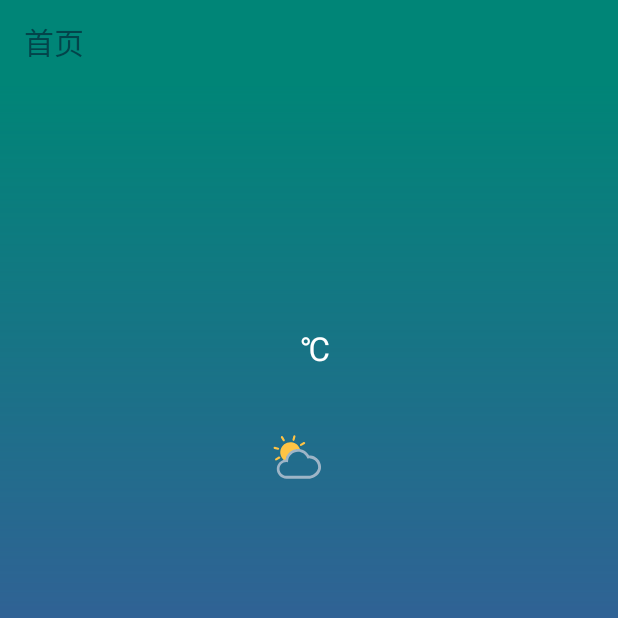
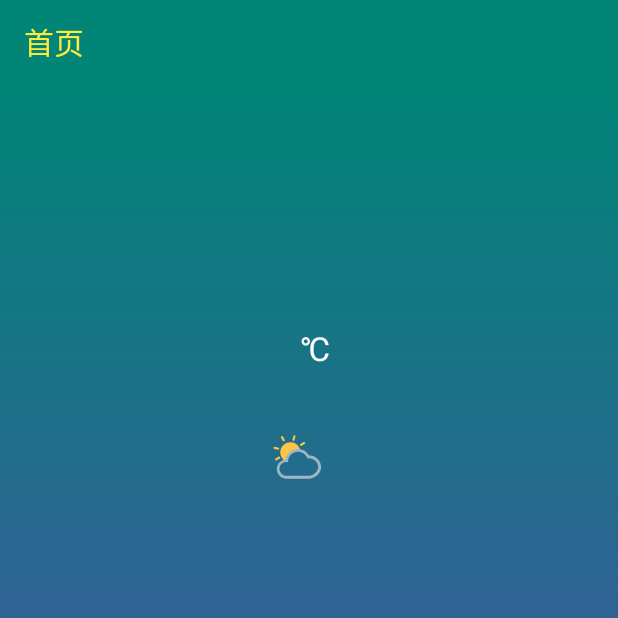
Before and after one commit to wmyasw/KotlinMvpDemo, an Android app: the screen it shows after launch (MainActivity), on a phone screen of 412 x 824 dp, the top half of it. Run offline under Robolectric (Android 15) with nearby library versions, the phone set to English and light mode, and no system bars; libraries missing offline, so code that uses them is left out: com.scwang.smartrefresh, com.tbruyelle.rxpermissions2, com.tencent.mm; plain views replace SmartRefreshLayout; 5 statements that could not run were skipped.

Commit message:
添加动画支持，让皮肤切换展示比较友好

```diff
--- a/app/src/main/AndroidManifest.xml
+++ b/app/src/main/AndroidManifest.xml
@@ -2,6 +2,7 @@
 <manifest xmlns:android="http://schemas.android.com/apk/res/android"
     package="com.wmy.kotlin.demo">
     <uses-permission android:name= "android.permission.ACCESS_FINE_LOCATION"/>
+    <uses-permission android:name= "android.permission.READ_EXTERNAL_STORAGE"/>
     <uses-permission android:name="android.permission.ACCESS_COARSE_LOCATION" />
     <uses-permission android:name="android.permission.ACCESS_NETWORK_STATE" />
     <uses-permission android:name="android.permission.CHANGE_WIFI_STATE" />
--- a/app/src/main/java/com/wmy/kotlin/demo/ui/MainActivity.kt
+++ b/app/src/main/java/com/wmy/kotlin/demo/ui/MainActivity.kt
@@ -31,6 +31,7 @@ class MainActivity : BaseActivity<HomeContract.Presenter<HomeContract.View>, Hom
         var rxPermission = RxPermissions(this)
         rxPermission.requestEach(Manifest.permission.ACCESS_FINE_LOCATION,
                 Manifest.permission.WRITE_EXTERNAL_STORAGE,
+                Manifest.permission.READ_EXTERNAL_STORAGE,
                 Manifest.permission.READ_CALENDAR,
                 Manifest.permission.READ_CALL_LOG,
                 Manifest.permission.READ_CONTACTS,
@@ -61,7 +62,7 @@ class MainActivity : BaseActivity<HomeContract.Presenter<HomeContract.View>, Hom
 //        setTitle("首页")
         toolbar.title="首页"
         setSupportActionBar(toolbar)
-
+        setData(null)
     }
 
 
@@ -70,7 +71,7 @@ class MainActivity : BaseActivity<HomeContract.Presenter<HomeContract.View>, Hom
         mPresenter.requestHomeData(location)
     }
 
-    fun setData(data: WeatherBean) {
+    fun setData(data: WeatherBean?) {
 //        panel_city_text.setText(data.getCity()?.name)
 //        panel_temp_now_text.setText(data.getForecast()!!.get(0).tempDay)
 //        panel_weather_desc_text.setText(data.getForecast()!!.get(0).conditionDay)
--- a/app/src/main/res/values/colors.xml
+++ b/app/src/main/res/values/colors.xml
@@ -2,6 +2,7 @@
 <resources>
     <color name="colorPrimary">#008577</color>
     <color name="colorPrimaryDark">#00574B</color>
-    <color name="colorAccent">#D81B60</color>
+    <color name="colorAccent">#FFEB3B</color>
+<!--    <color name="colorAccent">#902b2b</color>-->
     <color name="transparent">@android:color/transparent</color>
 </resources>
--- a/theme_lib/src/main/java/com/wmy/kotlin/mvvm/theme/SkinManager.kt
+++ b/theme_lib/src/main/java/com/wmy/kotlin/mvvm/theme/SkinManager.kt
@@ -10,7 +10,9 @@ import android.content.res.Resources
 import android.content.res.Resources.NotFoundException
 import android.graphics.drawable.Drawable
 import android.os.AsyncTask
+import android.os.Build
 import android.util.Log
+import androidx.annotation.RequiresApi
 import androidx.core.content.ContextCompat
 import com.wmy.kotlin.mvvm.theme.listener.ILoaderListener
 import com.wmy.kotlin.mvvm.theme.listener.ISkinLoader
@@ -46,8 +48,6 @@ class SkinManager private constructor() : ISkinLoader {
         private var isDefaultSkin = false
 
 
-
-
         //实现懒加载的线程安全
         val instance: SkinManager by lazy(mode = LazyThreadSafetyMode.SYNCHRONIZED) {
             SkinManager()
@@ -55,33 +55,52 @@ class SkinManager private constructor() : ISkinLoader {
 
 
     }
+
     fun init(app: Application) {
 
         mapp = app
         context = app.applicationContext
         lifecycleCallback = SkinActivityLifecycleCallBack()
         mapp!!.registerActivityLifecycleCallbacks(lifecycleCallback)
-        mResources= context!!.resources
+        mResources = context!!.resources
         loadSkin()
     }
+
     /**
      * 根据传进来的id 去匹配资源对象，如果有类型和名字一样的就返回
      * @param resId
      * @return
      */
     fun getColor(resId: Int): Int {
-        Log.d("ee","resId = $resId")
-        Log.d("ee","mResources = $mResources")
-        if (mResources == null) return resId
-        //替换主题资源属性名
-        val resourceEntryName = context!!.resources.getResourceEntryName(resId)
-        //替换主题资源属性类型 如 color 、mipmap drawable
-        val resourceTypeName = context!!.resources.getResourceTypeName(resId)
-        //identifier 是资源和名字类型匹配的id
-        val identifier = mResources!!.getIdentifier(resourceEntryName, resourceTypeName, skinPackageName)
-        Log.d("ee","identifier = $identifier")
 
-        return if (identifier == 0) resId else mResources!!.getColor(identifier)//ContextCompat.getColor(context!!, identifier) mResources
+        val originColor = if (Build.VERSION.SDK_INT >= Build.VERSION_CODES.M) {
+            context!!.resources.getColor(resId, context!!.resources.newTheme())
+        } else {
+            context!!.resources.getColor(resId)
+        }
+
+        if (mResources == null || isDefaultSkin) {
+            return originColor
+        }
+
+        val resName = context!!.resources.getResourceEntryName(resId)
+
+        val trueResId = mResources!!.getIdentifier(resName, "color", skinPackageName)
+        var trueColor = 0
+
+        trueColor = try {
+
+            if (Build.VERSION.SDK_INT >= Build.VERSION_CODES.M) {
+                mResources!!.getColor(trueResId, mResources!!.newTheme())
+            } else
+                mResources!!.getColor(trueResId)
+
+        } catch (e: NotFoundException) {
+            e.printStackTrace()
+            originColor
+        }
+
+        return trueColor
 
     }
 
@@ -124,12 +143,17 @@ class SkinManager private constructor() : ISkinLoader {
      * @param resId
      * @return
      */
+    @SuppressLint("NewApi")
     fun convertToColorStateList(resId: Int): ColorStateList? {
         Log.e("attr1", "convertToColorStateList")
+
         var isExtendSkin = true
+
+
         if (mResources == null || isDefaultSkin) {
             isExtendSkin = false
         }
+
         val resName = context!!.resources.getResourceEntryName(resId)
         Log.e("attr1", "resName = $resName")
         if (isExtendSkin) {
@@ -139,14 +163,14 @@ class SkinManager private constructor() : ISkinLoader {
             var trueColorList: ColorStateList? = null
             if (trueResId == 0) { // 如果皮肤包没有复写该资源，但是需要判断是否是ColorStateList
                 try {
-                    return ContextCompat.getColorStateList(context!!, resId)
+                    return context!!.resources.getColorStateList(resId, context!!.resources.newTheme())
                 } catch (e: NotFoundException) {
                     e.printStackTrace()
                     Log.e("", "resName = " + resName + " NotFoundException : " + e.message)
                 }
             } else {
                 try {
-                    trueColorList = ContextCompat.getColorStateList(context!!, trueResId)
+                    trueColorList = mResources!!.getColorStateList(trueResId, mResources!!.newTheme())
                     Log.e("attr1", "trueColorList = $trueColorList")
                     return trueColorList
                 } catch (e: NotFoundException) {
@@ -156,14 +180,14 @@ class SkinManager private constructor() : ISkinLoader {
             }
         } else {
             try {
-                return ContextCompat.getColorStateList(context!!, resId)
+                return context!!.resources.getColorStateList(resId, context!!.resources.newTheme())
             } catch (e: NotFoundException) {
                 e.printStackTrace()
                 Log.w("attr1", "resName = " + resName + " NotFoundException :" + e.message)
             }
         }
         val states = Array(1) { IntArray(1) }
-        return ColorStateList(states, intArrayOf(ContextCompat.getColor(context!!, resId)))
+        return ColorStateList(states, intArrayOf(context!!.resources.getColor(resId, null)))
     }
 
 //    /**
@@ -217,6 +241,7 @@ class SkinManager private constructor() : ISkinLoader {
         }
         loadSkin(skin, callback)
     }
+
     /**
      * 设置指定皮肤
      * @param path 地址
@@ -271,6 +296,7 @@ class SkinManager private constructor() : ISkinLoader {
 
         }.execute(path)
     }
+
     override fun attach(observer: ISkinUpdate?) {
 //        if (skinObservers == null) {
 //            skinObservers = ArrayList<ISkinUpdate>()
@@ -290,12 +316,37 @@ class SkinManager private constructor() : ISkinLoader {
     override fun notifySkinUpdate() {
 
         SkinFactory.instance?.apply()
+
+        animation()
 //        if (skinObservers == null) return
 //        for (observer in skinObservers) {
 //            observer.onThemeUpdate()
 //        }
     }
-     fun claan() {
+
+    fun animation() {
+//        val colorAnimator =  ObjectAnimator.ofInt(view,"backgroundColor",0x0000000,rid)
+//        //设置动画时间
+//        colorAnimator.setDuration(3000)
+//        //设置插值器
+//        colorAnimator.setEvaluator(ArgbEvaluator())
+//        //设置播放次数为无限
+//        colorAnimator.repeatCount = ValueAnimator.INFINITE
+//        //播放完成之后反转
+//        colorAnimator.repeatMode = ValueAnimator.REVERSE
+//        colorAnimator.start()
+//        val valueAnimator = ValueAnimator.ofInt(0, 100)  //数值从0到300
+//        valueAnimator.duration = 500   //时间500毫秒
+//        valueAnimator.interpolator = BounceInterpolator()  //插值器  有弹球效果
+//        valueAnimator.addUpdateListener(object : ValueAnimator.AnimatorUpdateListener {
+//            override fun onAnimationUpdate(animation: ValueAnimator) {
+//                Log.e("AA", "数值变化：${animation.animatedValue}")
+//            }
+//        })
+//        valueAnimator.start()  //启动
+    }
+
+    fun claan() {
 //        context.resources
 //        if (skinObservers == null) return
 //        for (observer in skinObservers) {
--- a/theme_lib/src/main/java/com/wmy/kotlin/mvvm/theme/entity/BackgroundAttr.kt
+++ b/theme_lib/src/main/java/com/wmy/kotlin/mvvm/theme/entity/BackgroundAttr.kt
@@ -1,5 +1,7 @@
 package com.wmy.kotlin.mvvm.theme.entity
 
+import android.animation.ArgbEvaluator
+import android.animation.ObjectAnimator
 import android.os.Build
 import android.util.Log
 import android.view.View
@@ -10,6 +12,22 @@ import com.wmy.kotlin.mvvm.theme.SkinManager
  *@author：wmyasw
  */
 class BackgroundAttr : SkinItem() {
+
+    fun setAnimation(view: View, values: Int) {
+        var colorAnimator = ObjectAnimator.ofInt(view, "backgroundColor", values)
+        if (resId == values)
+            colorAnimator = ObjectAnimator.ofInt(view, "backgroundResource", values)
+        //设置动画时间
+        colorAnimator.setDuration(500)
+        //设置插值器
+        colorAnimator.setEvaluator(ArgbEvaluator())
+        //设置播放次数为无限
+//        colorAnimator.repeatCount = ValueAnimator.INFINITE
+//        //播放完成之后反转
+//        colorAnimator.repeatMode = ValueAnimator.REVERSE
+        colorAnimator.start()
+    }
+
     override fun apply(view: View) {
 
         if (SkinItem.RES_TYPE_NAME_COLOR == getTypeName()) {
@@ -17,18 +35,10 @@ class BackgroundAttr : SkinItem() {
             Log.i("BackgroundAttr", "apply as color ：$resId")
             var rid = SkinManager.instance.getColor(resId)
             Log.i("BackgroundAttr", "apply as rid color ：$rid")
-            if (resId == rid) {
-                view.setBackgroundResource(rid)
-            } else
-                view.setBackgroundColor(rid)
-//            view.setBackgroundResource(resId)
+            setAnimation(view, SkinManager.instance.getColor(resId))
         } else if (SkinItem.RES_TYPE_NAME_DRAWABLE == getTypeName()) {
-            if (Build.VERSION.SDK_INT >= Build.VERSION_CODES.JELLY_BEAN) {
-                view.background = SkinManager.instance.getDrawable(resId)
-            } else {
-                val bgResId: Int = SkinManager.instance.getResID(resId)
-                view.setBackgroundResource(bgResId)
-            }
+            val bgResId: Int = SkinManager.instance.getResID(resId)
+            view.setBackgroundResource(bgResId)
             Log.i("BackgroundAttr", "_________________________________________________________")
             Log.i("BackgroundAttr", "apply as drawable：$resId")
             //            Log.i("attr", "bg.toString()  " + bg.toString());
--- a/theme_lib/src/main/java/com/wmy/kotlin/mvvm/theme/entity/TextColorAttr.kt
+++ b/theme_lib/src/main/java/com/wmy/kotlin/mvvm/theme/entity/TextColorAttr.kt
@@ -23,8 +23,10 @@ class TextColorAttr : SkinItem(){
         }
         if (view is androidx.appcompat.widget.Toolbar) {
             if (SkinItem.RES_TYPE_NAME_COLOR == typeName) {
-                Log.e("TextColorAttr", "Toolbar:")
-                view.setTitleTextColor(resId)
+                Log.e("TextColorAttr", "Toolbar:$resId")
+                var r=SkinManager.instance.convertToColorStateList(resId)
+                Log.e("TextColorAttr", "Toolbar:$r")
+                view.setTitleTextColor(r!!)
             }
         }
         if (view is androidx.appcompat.widget.AppCompatTextView) {
```
Also changed, not shown: theme_w/src/main/AndroidManifest.xml (+0 -7 lines), theme_w/src/main/res/values/colors.xml (+0 -12 lines).
